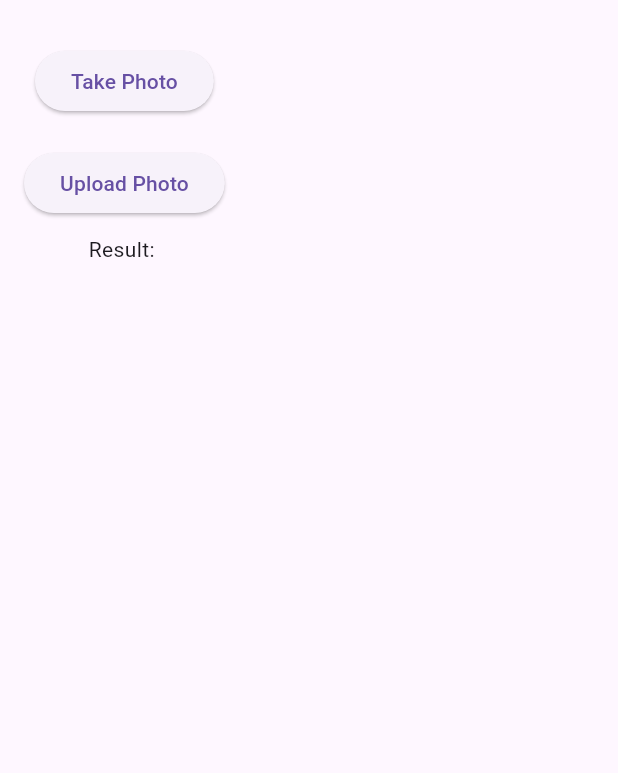
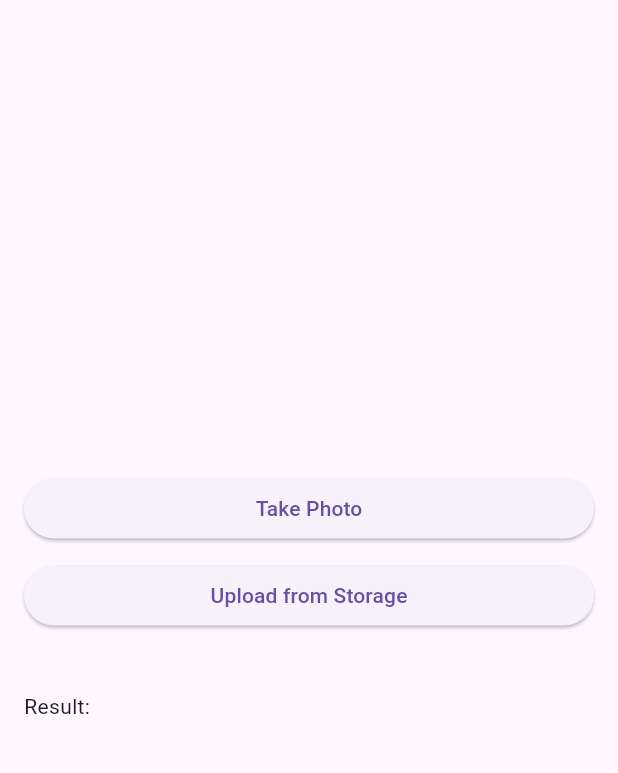
Before and after one commit to AlexGonzalezFernandez/VisualSearch-HackUPC2025, a Flutter app: the screen it shows after launch, after a tap on "Take Photo", on a phone screen of 412 x 824 dp, the part 63-836 px from its top. Run offline on Flutter 3.47's test engine with Material 3 defaults, Android fonts, the phone set to English and light mode, and no system bars; our stand-ins replace image_picker.

Commit message:
Improved frontend

```diff
--- a/frontend/lib/main.dart
+++ b/frontend/lib/main.dart
@@ -2,7 +2,6 @@ import 'dart:io';
 import 'package:flutter/material.dart';
 import 'package:image_picker/image_picker.dart';
 import 'package:http/http.dart' as http;
-import 'package:path/path.dart'; // for basename
 import 'package:http_parser/http_parser.dart';
 
 void main() => runApp(MyApp());
@@ -15,37 +14,38 @@ class MyApp extends StatefulWidget {
 class _MyAppState extends State<MyApp> {
 	File? _image;
 	String _result = "";
-	final String backendUrl = 'http://10.0.2.2:8000';
+	final String backendUrl = 'http://10.0.2.2:8000'; // Change if using physical device
 
-	// Function to capture image using camera
-	Future<void> _takePhoto() async {
-		final picked = await ImagePicker().pickImage(source: ImageSource.camera);
+	// Function to handle both camera and gallery input
+	Future<void> _pickImage(ImageSource source) async {
+		final picked = await ImagePicker().pickImage(source: source);
 		if (picked != null) {
+			final imageFile = File(picked.path);
 			setState(() {
-				_image = File(picked.path);
+				_image = imageFile;
+				_result = "Uploading...";
 			});
+			await _uploadImage(imageFile);
 		}
 	}
 
-	// Function to upload image to FastAPI server
-	Future<void> _uploadImage() async {
-		if (_image == null) return;
-
-		// Prepare multipart request
+	// Automatically uploads the selected image
+	Future<void> _uploadImage(File imageFile) async {
+		try {
 			var uri = Uri.parse('$backendUrl/upload/');
 			var request = http.MultipartRequest('POST', uri);
 
-		// Attach the image file
+			final extension = imageFile.path.split('.').last;
+			final mediaType = extension == 'png' ? 'png' : 'jpeg';
+
 			request.files.add(await http.MultipartFile.fromPath(
 				'file',
-			_image!.path,
-			contentType: MediaType('image', 'jpeg'),
+				imageFile.path,
+				contentType: MediaType('image', mediaType),
 			));
 
-		// Send the request
 			var response = await request.send();
 			if (response.statusCode == 200) {
-			// Parse response
 				var respStr = await response.stream.bytesToString();
 				setState(() {
 					_result = respStr;
@@ -53,6 +53,11 @@ class _MyAppState extends State<MyApp> {
 			} else {
 				setState(() {
 					_result = 'Error: ${response.statusCode}';
+				});
+			}
+		} catch (e) {
+			setState(() {
+				_result = 'Upload failed: $e';
 			});
 		}
 	}
@@ -65,26 +70,32 @@ class _MyAppState extends State<MyApp> {
 				appBar: AppBar(title: Text('Clothing Scanner')),
 				body: Padding(
 					padding: const EdgeInsets.all(16.0),
+					child: Center(
                       child: Column(
+                        // Center the content vertically
+                        mainAxisAlignment: MainAxisAlignment.center,
+                        crossAxisAlignment: CrossAxisAlignment.stretch,
                         children: [
-							// Button to take a photo
+                          // Take Photo button
                           ElevatedButton(
-								onPressed: _takePhoto,
+                            onPressed: () => _pickImage(ImageSource.camera),
                             child: Text('Take Photo'),
                           ),
                           SizedBox(height: 10),
-							// Show the captured image if available
-							if (_image != null) Image.file(_image!, height: 200),
-							SizedBox(height: 10),
-							// Button to upload the photo
+                          // Choose from gallery button
                           ElevatedButton(
-								onPressed: _uploadImage,
-								child: Text('Upload Photo'),
+                            onPressed: () => _pickImage(ImageSource.gallery),
+                            child: Text('Upload from Storage'),
                           ),
-							SizedBox(height: 10),
-							// Display the JSON result
+                          SizedBox(height: 20),
+                          // Show the selected image
+                          if (_image != null)
+                            Image.file(_image!, height: 200),
+                          SizedBox(height: 20),
+                          // Show result
                           Text('Result: $_result'),
                         ],
+                      ),
                     ),
 				),
 			),
```
Also changed, not shown: 1 other file. Lines whose indentation alone changed are shown as unchanged.
